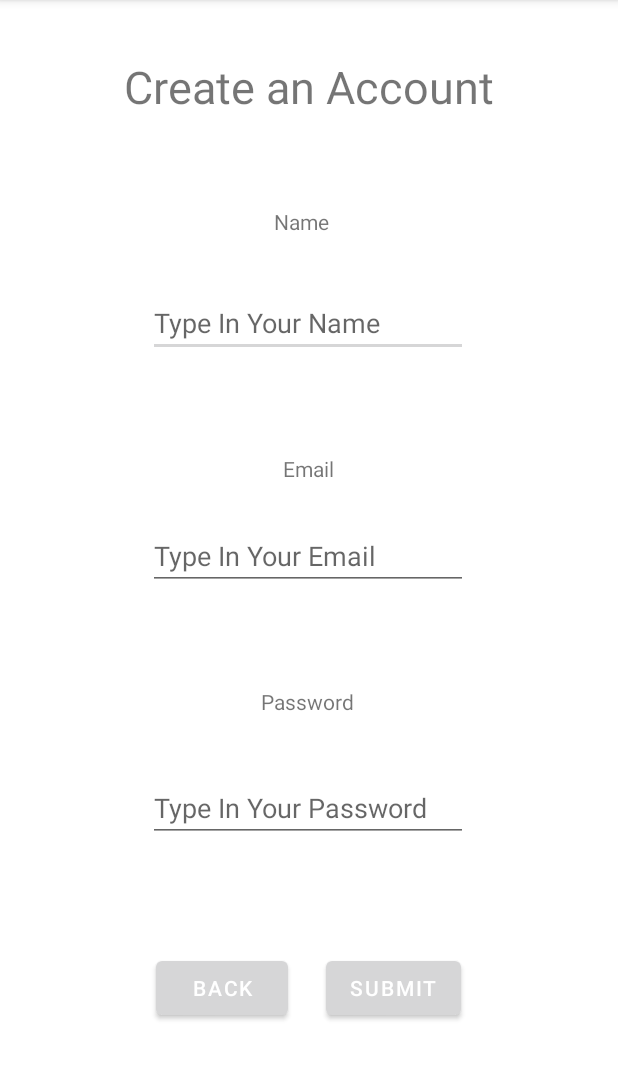
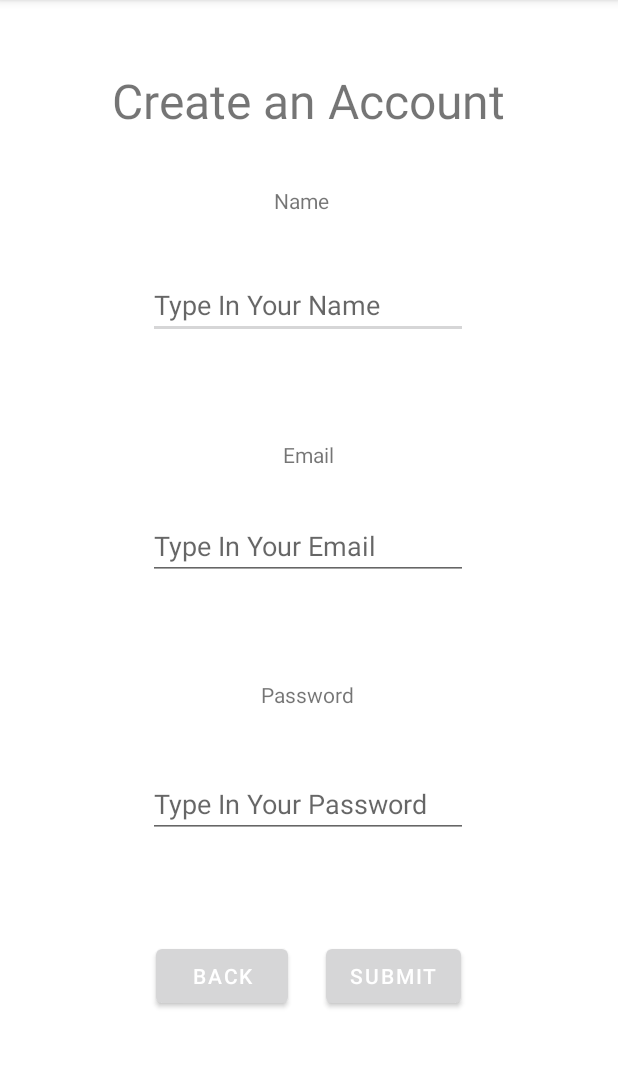
Before and after one commit to khushiraju/QuizApp, an Android app: the CreateAccountActivity screen opened directly, with no data from a screen before it, on a phone screen of 412 x 824 dp, the part 84-1164 px from its top. Run offline under Robolectric (Android 15) with nearby library versions, the phone set to English and light mode, and no system bars.

Commit message:
text size changes

```diff
--- a/app/src/main/res/layout/choose_quiz.xml
+++ b/app/src/main/res/layout/choose_quiz.xml
@@ -43,6 +43,7 @@
         android:layout_marginTop="56dp"
         android:text="Choose a Quiz"
         android:textAlignment="center"
+        android:textSize="32sp"
         app:layout_constraintEnd_toEndOf="parent"
         app:layout_constraintStart_toStartOf="parent"
         app:layout_constraintTop_toTopOf="parent" />
--- a/app/src/main/res/layout/create_account.xml
+++ b/app/src/main/res/layout/create_account.xml
@@ -18,13 +18,13 @@
 
     <TextView
         android:id="@+id/textView"
-        android:layout_width="250dp"
-        android:layout_height="0dp"
+        android:layout_width="298dp"
+        android:layout_height="55dp"
         android:layout_marginTop="37dp"
         android:layout_marginBottom="517dp"
         android:text="Create an Account"
         android:textAlignment="center"
-        android:textSize="30sp"
+        android:textSize="32sp"
         app:layout_constraintBottom_toTopOf="@+id/button3"
         app:layout_constraintEnd_toEndOf="parent"
         app:layout_constraintHorizontal_bias="0.496"
--- a/app/src/main/res/layout/quiz2.xml
+++ b/app/src/main/res/layout/quiz2.xml
@@ -2,6 +2,7 @@
 <androidx.constraintlayout.widget.ConstraintLayout xmlns:android="http://schemas.android.com/apk/res/android"
     xmlns:app="http://schemas.android.com/apk/res-auto"
     xmlns:tools="http://schemas.android.com/tools"
+    android:id="@+id/color"
     android:layout_width="match_parent"
     android:layout_height="match_parent"
     tools:context=".Quiz1Activity">
```
